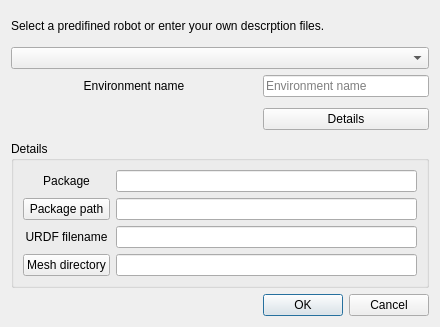
Above: include/hpp/gui/ui/dialogloadenvironment.ui from humanoid-path-planner/hpp-gui before the change. Below: the same form after it.
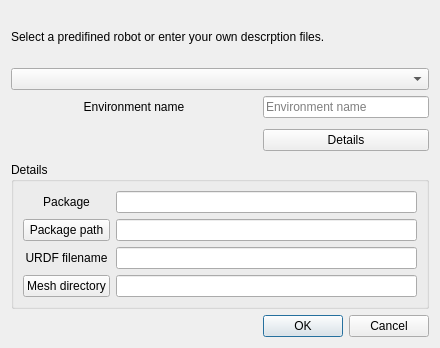
That is the form after the change.

Commit message: Change widget's tab order

```diff
--- a/include/hpp/gui/ui/dialogloadenvironment.ui
+++ b/include/hpp/gui/ui/dialogloadenvironment.ui
@@ -7,7 +7,7 @@
     <x>0</x>
     <y>0</y>
     <width>440</width>
-    <height>327</height>
+    <height>348</height>
    </rect>
   </property>
   <property name="windowTitle">
```
Left out of the diff: 12 changed lines with no effect on the pictures. The commit also changes 1 other file.
